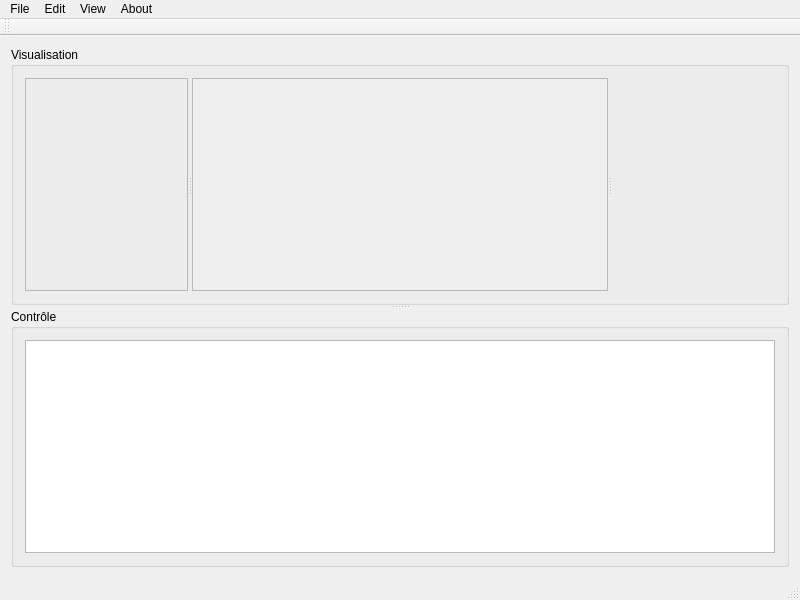
Above: Pareto/mainwindow.ui from theCmaker/ZZ2_project before the change. Below: the same form after it.
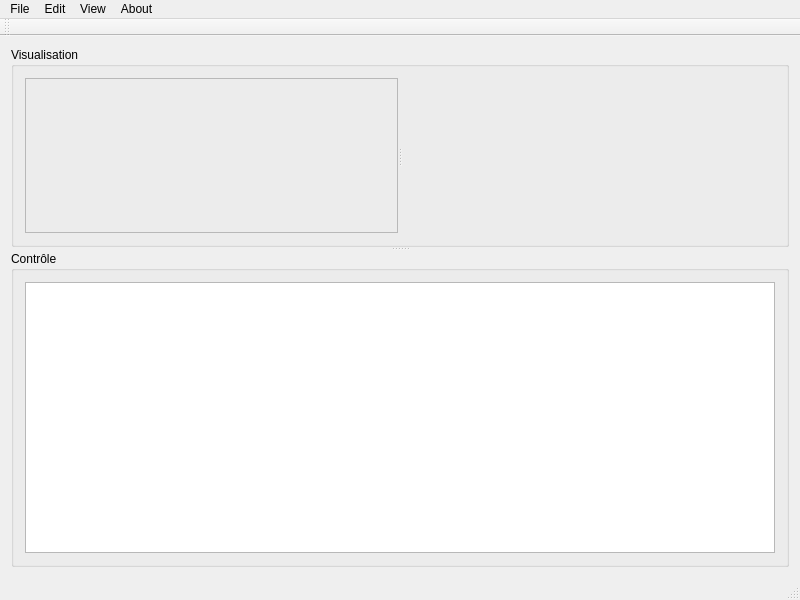
That is the form after the change. Custom widgets are drawn as their Qt base class.

Commit message: Remove "Vue" QGraphicsView

Diff of the .ui file:
```diff
--- a/Pareto/mainwindow.ui
+++ b/Pareto/mainwindow.ui
@@ -62,17 +62,6 @@
             <enum>QFrame::Raised</enum>
            </property>
           </widget>
-          <widget class="QGraphicsView" name="Vue">
-           <property name="enabled">
-            <bool>false</bool>
-           </property>
-           <property name="maximumSize">
-            <size>
-             <width>16777215</width>
-             <height>16777215</height>
-            </size>
-           </property>
-          </widget>
           <widget class="QCustomPlot" name="Graphique" native="true"/>
          </widget>
         </item>
```
